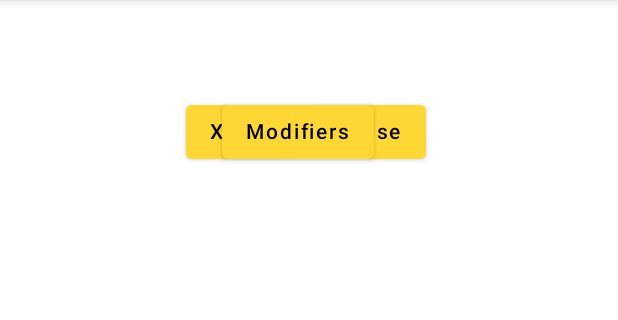
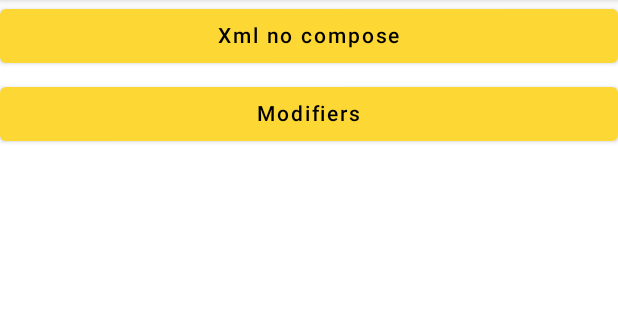
Before and after one commit to concretesolutions/ComposeKmmMoviesApp, an Android app built with Jetpack Compose: the compose screen opened through its navigation route, on a phone screen of 412 x 824 dp, the part 84-404 px from its top. Run offline under Robolectric (Android 15) with nearby library versions, the phone set to English and light mode, and no system bars; our stand-ins replace livedata-compose; network calls fail.

Commit message:
Ajusta tela inicial

```diff
--- a/components/src/main/java/br/com/concrete/components/AppComposeScreen.kt
+++ b/components/src/main/java/br/com/concrete/components/AppComposeScreen.kt
@@ -1,11 +1,16 @@
 package br.com.concrete.components
 
-import androidx.compose.ui.graphics.vector.ImageVector
 
 sealed class AppComposeScreen(
     val route: String,
+    val name: String = "composeHome"
 ) {
     object SampleComposeHome : AppComposeScreen("composeHome")
-    object XmlCompose : AppComposeScreen("xmlCompose")
-    object ModifiersCompose: AppComposeScreen("modifiers")
+    object XmlCompose : AppComposeScreen("xmlCompose", "Xml no compose")
+    object ModifiersCompose: AppComposeScreen("modifiers", "Modifiers")
 }
+
+val listItems = listOf(
+    AppComposeScreen.XmlCompose,
+    AppComposeScreen.ModifiersCompose,
+)
--- a/components/src/main/java/br/com/concrete/components/ListComponents.kt
+++ b/components/src/main/java/br/com/concrete/components/ListComponents.kt
@@ -1,9 +1,8 @@
 package br.com.concrete.components
 
-import androidx.compose.foundation.layout.Column
-import androidx.compose.foundation.layout.fillMaxHeight
-import androidx.compose.foundation.layout.fillMaxWidth
-import androidx.compose.foundation.layout.padding
+import androidx.compose.foundation.layout.*
+import androidx.compose.foundation.lazy.LazyColumn
+import androidx.compose.foundation.lazy.items
 import androidx.compose.material.Button
 import androidx.compose.material.Text
 import androidx.compose.runtime.Composable
@@ -43,26 +42,21 @@ fun ListComponents() {
 @Composable
 fun AppComposeHome(navController: NavController) {
 
-    Button(modifier = Modifier.padding(top = 64.dp, start = 124.dp), onClick = {
-        navController.navigate(AppComposeScreen.XmlCompose.route) {
-            popUpTo = navController.graph.startDestination
-            launchSingleTop = true
+    LazyColumn(
+        verticalArrangement = Arrangement.spacedBy(4.dp)
+    ) {
+        items(listItems) { item ->
+            Button(
+                modifier = Modifier.fillMaxWidth(),
+                onClick = {
+                    navController.navigate(item.route) {
+                        popUpTo = navController.graph.startDestination
+                        launchSingleTop = true
+                    }
+                }
+            ) {
+                Text(item.name)
+            }
         }
-
-
-    }) {
-        Text("XML no Compose")
-
-    }
-    Button(modifier = Modifier.padding(top = 64.dp, start = 148.dp), onClick = {
-        navController.navigate(AppComposeScreen.ModifiersCompose.route) {
-            popUpTo = navController.graph.startDestination
-            launchSingleTop = true
-        }
-
-
-    }) {
-        Text("Modifiers")
-
     }
 }
```
